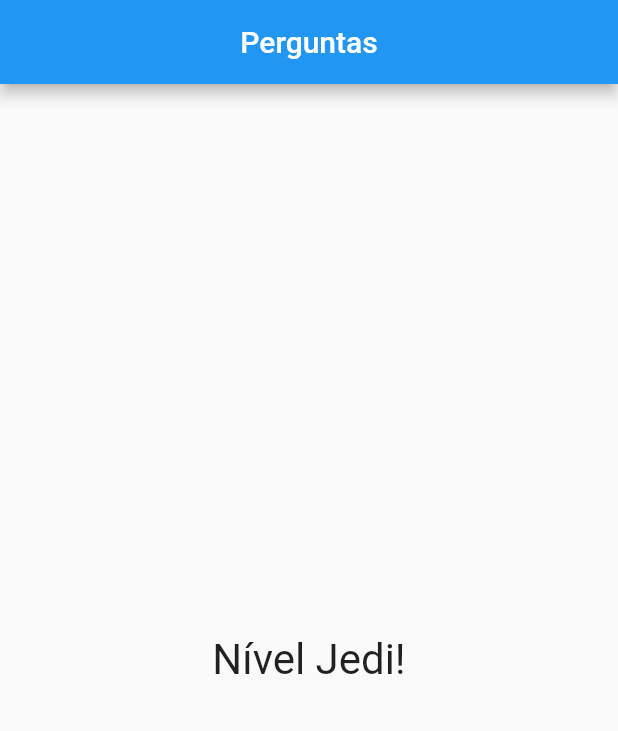
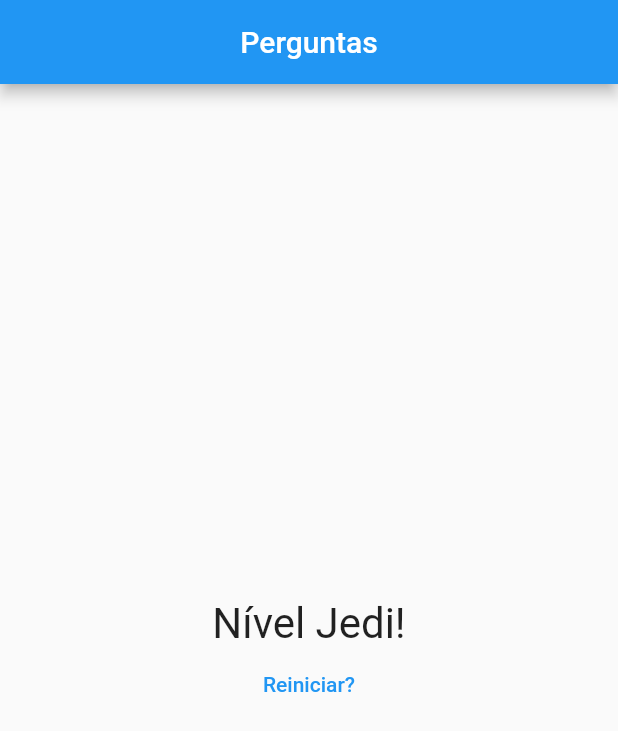
Before and after one commit to victor-souza-vieira/projeto_perguntas, a Flutter app: the screen it shows after launch, after a tap on "Azul", after a tap on "Gato", after a tap on "Homem-aranha", on a phone screen of 412 x 824 dp. Shown: the top 731 px of the screen. Run offline on Flutter 3.47's test engine with Material 2 defaults, Android fonts, the phone set to English and light mode, and no system bars.

Commit message:
end project

```diff
--- a/lib/main.dart
+++ b/lib/main.dart
@@ -47,6 +47,13 @@ class _PerguntaAppState extends State<PerguntaApp> {
     }
   }
 
+  void _reiniciarQuestionario() {
+    setState(() {
+      _perguntaSelecionada = 0;
+      _pontuacaoTotal = 0;
+    });
+  }
+
   get temPerguntaSelecionada {
     return _perguntaSelecionada < _perguntas.length;
   }
@@ -65,7 +72,10 @@ class _PerguntaAppState extends State<PerguntaApp> {
                 perguntas: _perguntas,
                 quantoResponder: _responder,
               )
-            : Resultado(_pontuacaoTotal),
+            : Resultado(
+                pontuacao: _pontuacaoTotal,
+                reiniciarQuestionario: _reiniciarQuestionario,
+              ),
       ),
     );
   }
--- a/lib/resultado.dart
+++ b/lib/resultado.dart
@@ -2,8 +2,9 @@ import 'package:flutter/material.dart';
 
 class Resultado extends StatelessWidget {
   final int pontuacao;
+  final void Function() reiniciarQuestionario;
 
-  Resultado(this.pontuacao);
+  Resultado({this.pontuacao, this.reiniciarQuestionario});
 
   String get fraseResultado {
     if (pontuacao < 8) {
@@ -19,11 +20,21 @@ class Resultado extends StatelessWidget {
 
   @override
   Widget build(BuildContext context) {
-    return Center(
-      child: Text(
-        fraseResultado,
-        style: TextStyle(fontSize: 28),
-      ),
+    return Column(
+      mainAxisAlignment: MainAxisAlignment.center,
+      children: <Widget>[
+        Center(
+          child: Text(
+            fraseResultado,
+            style: TextStyle(fontSize: 28),
+          ),
+        ),
+        FlatButton(
+          onPressed: reiniciarQuestionario,
+          child: Text("Reiniciar?"),
+          textColor: Colors.blue,
+        )
+      ],
     );
   }
 }
```
